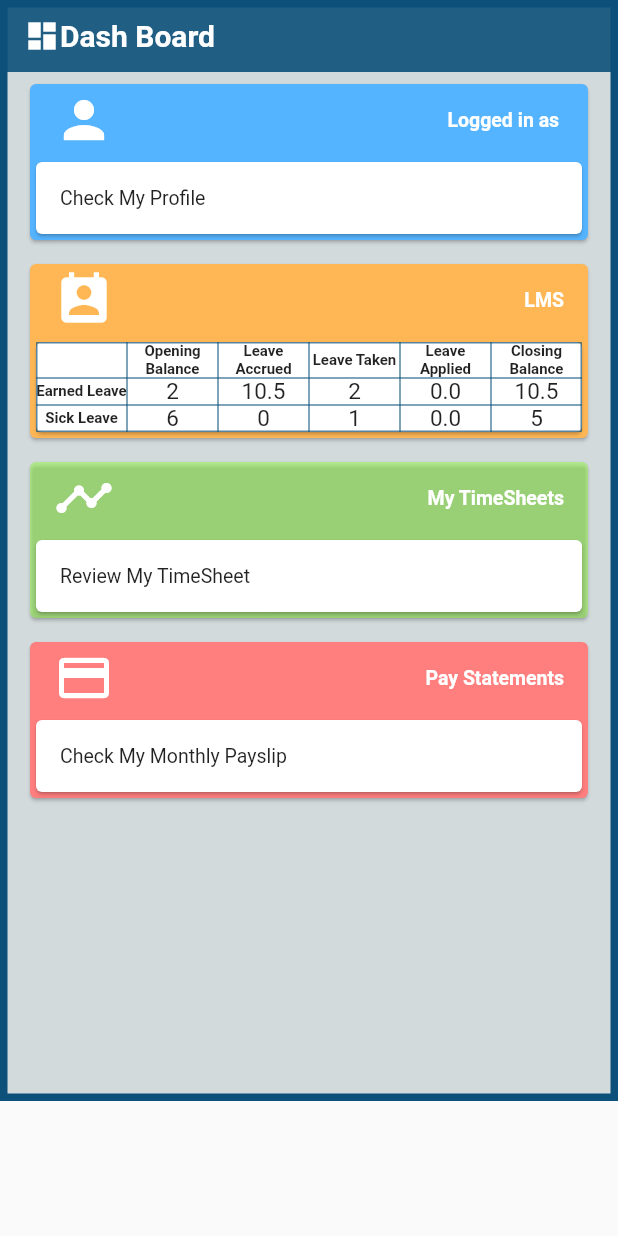
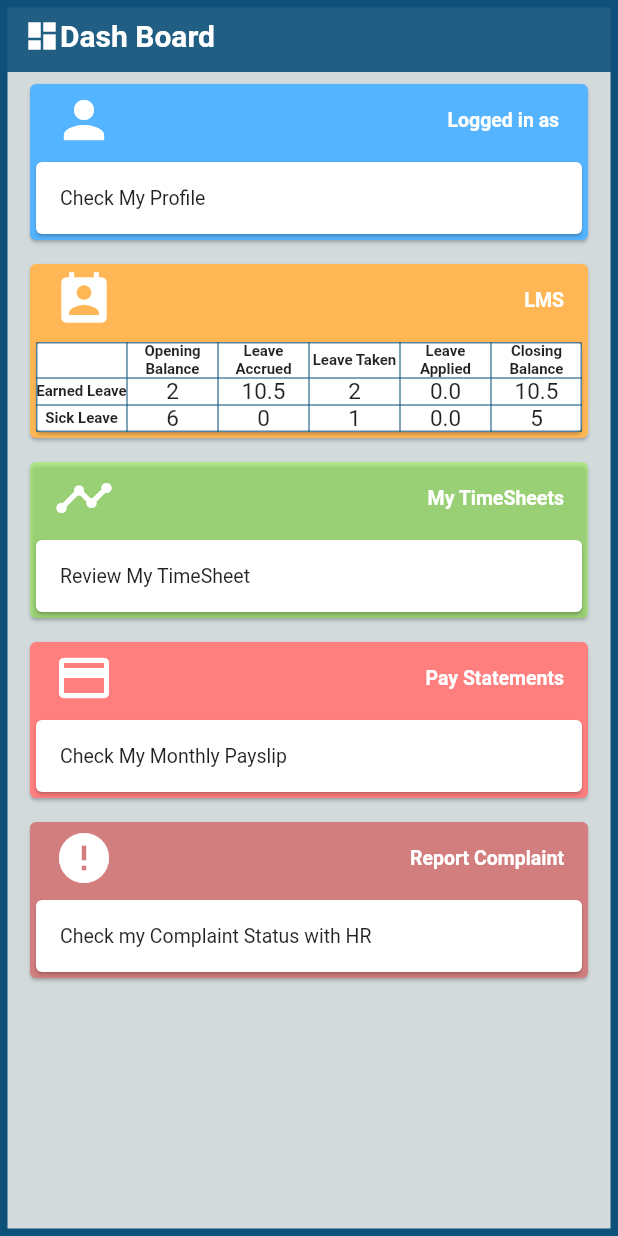
Before and after one commit to rockjames007/cloudess, a Flutter app: the HomeFragment screen opened directly, on a phone screen of 412 x 824 dp. Run offline on Flutter 3.47's test engine with Material 2 defaults, Android fonts, the phone set to English and light mode, and no system bars; our stand-ins replace cloud_firestore, datetime_picker_formfield, firebase_auth, firebase_storage, image_picker; accounts and stored records are empty.

Commit message:
added HR complaint report

```diff
--- a/lib/menu/fragment/Home/HomeFragment.dart
+++ b/lib/menu/fragment/Home/HomeFragment.dart
@@ -1,3 +1,4 @@
+import 'package:flutter/cupertino.dart';
 import 'package:flutter/material.dart';
 import 'package:xmplaressflutter/menu/menu.dart';
 import 'package:cloud_firestore/cloud_firestore.dart';
@@ -13,14 +14,10 @@ class HomeFragment extends StatelessWidget {
             future: FirebaseAuth.instance.currentUser(),
             builder: (context, AsyncSnapshot<FirebaseUser> snapshot) {
               if (snapshot.hasData) {
-                return SingleChildScrollView(
-                  child: new Column(children: <Widget>[
-                    new ConstrainedBox(
-                      constraints: new BoxConstraints(
-                          maxHeight: MediaQuery.of(context).size.height-90.0,
-                          maxWidth: double.infinity,
-                          minHeight: MediaQuery.of(context).size.height-90.0,
-                          minWidth: double.infinity),
+                return Scaffold(
+                  body: Stack(children: <Widget>[
+                    Container(
+                      constraints: BoxConstraints.expand(),
                       child: new DecoratedBox(
                         decoration: new BoxDecoration(
                           color: Color.fromRGBO(194, 204, 207, 0.7),
@@ -28,7 +25,8 @@ class HomeFragment extends StatelessWidget {
                               color: Color.fromRGBO(13, 80, 121, 1.0),
                               width: 5.0),
                         ),
-                        child: new Column(
+                        child: SingleChildScrollView(
+                          child: Column(
                             children: <Widget>[
                               new Column(
                                 children: <Widget>[
@@ -92,8 +90,7 @@ class HomeFragment extends StatelessWidget {
                                                                     'name'],
                                                             style: TextStyle(
                                                                 fontWeight:
-                                                                  FontWeight
-                                                                      .bold,
+                                                                    FontWeight.bold,
                                                                 color:
                                                                     Colors.white),
                                                           ),
@@ -163,8 +160,7 @@ class HomeFragment extends StatelessWidget {
                                                             fontSize: 10.0,
                                                             fontWeight:
                                                                 FontWeight.bold),
-                                                      textAlign:
-                                                          TextAlign.center,
+                                                        textAlign: TextAlign.center,
                                                       ),
                                                       Text(
                                                         'Leave Accrued',
@@ -172,8 +168,7 @@ class HomeFragment extends StatelessWidget {
                                                             fontSize: 10.0,
                                                             fontWeight:
                                                                 FontWeight.bold),
-                                                      textAlign:
-                                                          TextAlign.center,
+                                                        textAlign: TextAlign.center,
                                                       ),
                                                       Text(
                                                         'Leave Taken',
@@ -181,8 +176,7 @@ class HomeFragment extends StatelessWidget {
                                                             fontSize: 10.0,
                                                             fontWeight:
                                                                 FontWeight.bold),
-                                                      textAlign:
-                                                          TextAlign.center,
+                                                        textAlign: TextAlign.center,
                                                       ),
                                                       Text(
                                                         'Leave Applied',
@@ -190,8 +184,7 @@ class HomeFragment extends StatelessWidget {
                                                             fontSize: 10.0,
                                                             fontWeight:
                                                                 FontWeight.bold),
-                                                      textAlign:
-                                                          TextAlign.center,
+                                                        textAlign: TextAlign.center,
                                                       ),
                                                       Text(
                                                         'Closing Balance',
@@ -199,8 +192,7 @@ class HomeFragment extends StatelessWidget {
                                                             fontSize: 10.0,
                                                             fontWeight:
                                                                 FontWeight.bold),
-                                                      textAlign:
-                                                          TextAlign.center,
+                                                        textAlign: TextAlign.center,
                                                       ),
                                                     ],
                                                   ),
@@ -212,43 +204,37 @@ class HomeFragment extends StatelessWidget {
                                                             fontSize: 10.0,
                                                             fontWeight:
                                                                 FontWeight.bold),
-                                                      textAlign:
-                                                          TextAlign.center,
+                                                        textAlign: TextAlign.center,
                                                       ),
                                                       Text(
                                                         '2',
                                                         style: TextStyle(
                                                             fontSize: 15.0),
-                                                      textAlign:
-                                                          TextAlign.center,
+                                                        textAlign: TextAlign.center,
                                                       ),
                                                       Text(
                                                         '10.5',
                                                         style: TextStyle(
                                                             fontSize: 15.0),
-                                                      textAlign:
-                                                          TextAlign.center,
+                                                        textAlign: TextAlign.center,
                                                       ),
                                                       Text(
                                                         '2',
                                                         style: TextStyle(
                                                             fontSize: 15.0),
-                                                      textAlign:
-                                                          TextAlign.center,
+                                                        textAlign: TextAlign.center,
                                                       ),
                                                       Text(
                                                         '0.0',
                                                         style: TextStyle(
                                                             fontSize: 15.0),
-                                                      textAlign:
-                                                          TextAlign.center,
+                                                        textAlign: TextAlign.center,
                                                       ),
                                                       Text(
                                                         '10.5',
                                                         style: TextStyle(
                                                             fontSize: 15.0),
-                                                      textAlign:
-                                                          TextAlign.center,
+                                                        textAlign: TextAlign.center,
                                                       ),
                                                     ],
                                                   ),
@@ -260,43 +246,37 @@ class HomeFragment extends StatelessWidget {
                                                             fontSize: 10.0,
                                                             fontWeight:
                                                                 FontWeight.bold),
-                                                      textAlign:
-                                                          TextAlign.center,
+                                                        textAlign: TextAlign.center,
                                                       ),
                                                       Text(
                                                         '6',
                                                         style: TextStyle(
                                                             fontSize: 15.0),
-                                                      textAlign:
-                                                          TextAlign.center,
+                                                        textAlign: TextAlign.center,
                                                       ),
                                                       Text(
                                                         '0',
                                                         style: TextStyle(
                                                             fontSize: 15.0),
-                                                      textAlign:
-                                                          TextAlign.center,
+                                                        textAlign: TextAlign.center,
                                                       ),
                                                       Text(
                                                         '1',
                                                         style: TextStyle(
                                                             fontSize: 15.0),
-                                                      textAlign:
-                                                          TextAlign.center,
+                                                        textAlign: TextAlign.center,
                                                       ),
                                                       Text(
                                                         '0.0',
                                                         style: TextStyle(
                                                             fontSize: 15.0),
-                                                      textAlign:
-                                                          TextAlign.center,
+                                                        textAlign: TextAlign.center,
                                                       ),
                                                       Text(
                                                         '5',
                                                         style: TextStyle(
                                                             fontSize: 15.0),
-                                                      textAlign:
-                                                          TextAlign.center,
+                                                        textAlign: TextAlign.center,
                                                       ),
                                                     ],
                                                   ),
@@ -320,8 +300,7 @@ class HomeFragment extends StatelessWidget {
                                             dense: true,
                                             title: Row(
                                                 mainAxisAlignment:
-                                                  MainAxisAlignment
-                                                      .spaceBetween,
+                                                    MainAxisAlignment.spaceBetween,
                                                 children: <Widget>[
                                                   Icon(
                                                     Icons.timeline,
@@ -331,8 +310,7 @@ class HomeFragment extends StatelessWidget {
                                                   Text(
                                                     "My TimeSheets",
                                                     style: TextStyle(
-                                                      fontWeight:
-                                                          FontWeight.bold,
+                                                        fontWeight: FontWeight.bold,
                                                         color: Colors.white),
                                                   ),
                                                 ]),
@@ -341,8 +319,7 @@ class HomeFragment extends StatelessWidget {
                                               color: Colors.white,
                                               child: ListTile(
                                                 dense: true,
-                                              title:
-                                                  Text("Review My TimeSheet"),
+                                                title: Text("Review My TimeSheet"),
                                               )),
                                         ]),
                                       ),
@@ -364,8 +341,7 @@ class HomeFragment extends StatelessWidget {
                                             dense: true,
                                             title: Row(
                                                 mainAxisAlignment:
-                                                  MainAxisAlignment
-                                                      .spaceBetween,
+                                                    MainAxisAlignment.spaceBetween,
                                                 children: <Widget>[
                                                   Icon(
                                                     Icons.payment,
@@ -375,8 +351,7 @@ class HomeFragment extends StatelessWidget {
                                                   Text(
                                                     "Pay Statements",
                                                     style: TextStyle(
-                                                      fontWeight:
-                                                          FontWeight.bold,
+                                                        fontWeight: FontWeight.bold,
                                                         color: Colors.white),
                                                   ),
                                                 ]),
@@ -392,9 +367,52 @@ class HomeFragment extends StatelessWidget {
                                       ),
                                     ),
                                   ),
+                                  new ListTile(
+                                    title: new InkWell(
+                                      onTap: () {
+                                        Navigator.push(
+                                          context,
+                                          MaterialPageRoute(
+                                              builder: (context) => Menu(4)),
+                                        );
+                                      },
+                                      child: new Card(
+                                        color: Color.fromRGBO(210, 126, 126, 1.0),
+                                        child: new Column(children: <Widget>[
+                                          ListTile(
+                                            dense: true,
+                                            title: Row(
+                                                mainAxisAlignment:
+                                                MainAxisAlignment.spaceBetween,
+                                                children: <Widget>[
+                                                  Icon(
+                                                    Icons.error,
+                                                    size: 40.0,
+                                                    color: Colors.white,
+                                                  ),
+                                                  Text(
+                                                    "Report Complaint",
+                                                    style: TextStyle(
+                                                        fontWeight: FontWeight.bold,
+                                                        color: Colors.white),
+                                                  ),
+                                                ]),
+                                          ),
+                                          Card(
+                                              color: Colors.white,
+                                              child: ListTile(
+                                                dense: true,
+                                                title: Text(
+                                                    "Check my Complaint Status with HR"),
+                                              )),
+                                        ]),
+                                      ),
+                                    ),
+                                  ),
                                 ],
                               )
                             ],
+                          ),
                         ),
                       ),
                     ),
```
Lines whose indentation alone changed are shown as unchanged.
